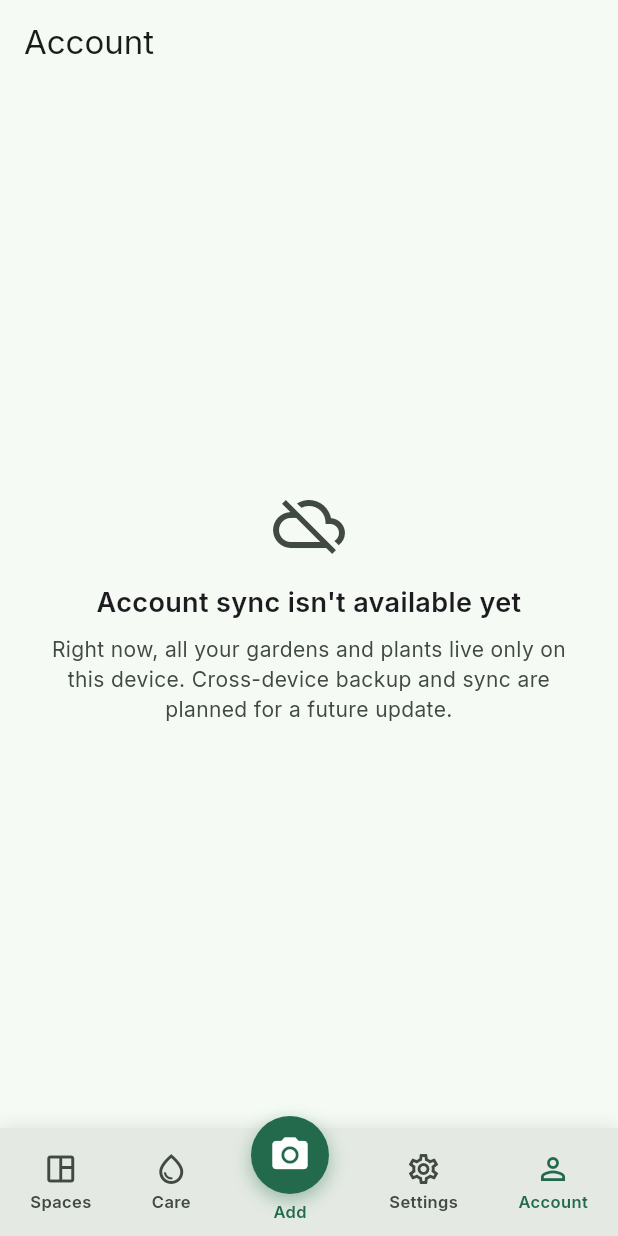
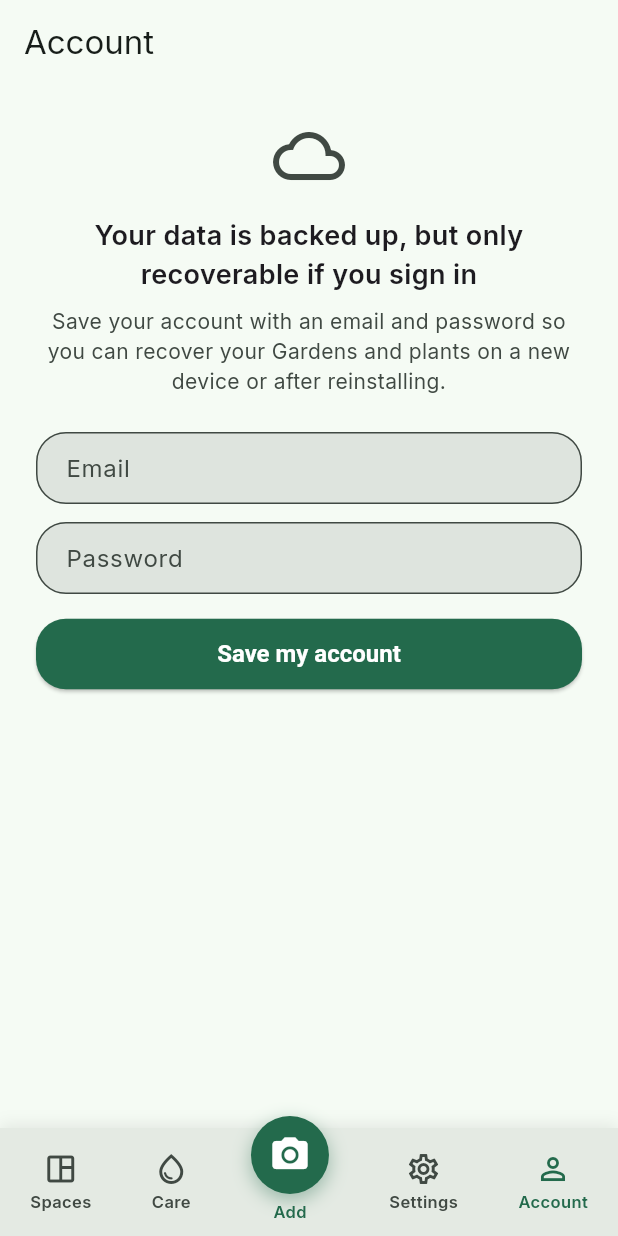
Before and after one commit to AT-Phillips/planty-palace, a Flutter app: the screen it shows after launch, item 5 of the bottom bar chosen, on a phone screen of 412 x 824 dp. Run offline on Flutter 3.47's test engine with Material 3 defaults, Android fonts, the phone set to English and light mode, and no system bars; our stand-ins replace firebase_auth, firebase_core, flutter_local_notifications, google_fonts, image_picker, shared_preferences and 3 more; accounts and stored records are empty; network calls fail.

Commit message:
Add Firebase Auth: anonymous-first accounts
- lib/services/auth_service.dart: every install signs in anonymously
  on launch automatically (no signup friction); an optional
  upgradeToEmailAccount() links that same anonymous UID to an
  email/password so data is recoverable on a new device later.
- AccountScreen rebuilt: shows anonymous status + "Save my account"
  form, or the signed-in email + Sign Out once upgraded. Real Firebase
  data sync (so sign-in on a new device actually restores Gardens/
  plants) is a separate, larger next phase - this just gets accounts
  themselves working.
- Firebase init is skipped on Windows/Linux (main.dart) - FlutterFire
  doesn't support desktop, and the bundled Firebase C++ SDK for Windows
  also fails to link against this machine's MSVC toolset (unresolved
  __std_*_trivial symbols, a known prebuilt-library/toolset mismatch).
  Windows can no longer run this app for local dev verification now
  that Firebase is a dependency - verification moves to the real
  Codemagic/TestFlight pipeline for anything touching Firebase.
- Made the Care Info field in Add/Edit Plant editable (a small,
  unrelated fix queued up before the Firebase work began) - users can
  now type their own care notes regardless of what Perenual returns.
- Fixed a stale widget test still expecting "My Gardens" instead of
  "My Spaces" from the earlier rename, caught while verifying this
  phase.

Co-Authored-By: Claude Sonnet 5 <noreply@anthropic.com>

```diff
--- a/lib/screens/account_screen.dart
+++ b/lib/screens/account_screen.dart
@@ -1,12 +1,50 @@
 import 'package:flutter/material.dart';
 
-/// Honest placeholder — no login/account backend exists yet. Everything
-/// currently lives only on this device.
-class AccountScreen extends StatelessWidget {
+import '../services/auth_service.dart';
+
+class AccountScreen extends StatefulWidget {
   const AccountScreen({super.key});
 
   @override
+  State<AccountScreen> createState() => _AccountScreenState();
+}
+
+class _AccountScreenState extends State<AccountScreen> {
+  final _emailController = TextEditingController();
+  final _passwordController = TextEditingController();
+  bool _isSubmitting = false;
+  String? _error;
+
+  Future<void> _upgrade() async {
+    setState(() {
+      _isSubmitting = true;
+      _error = null;
+    });
+    try {
+      await AuthService.instance.upgradeToEmailAccount(
+        _emailController.text.trim(),
+        _passwordController.text,
+      );
+      if (!mounted) return;
+      setState(() {});
+    } catch (e) {
+      setState(() => _error = e.toString());
+    } finally {
+      if (mounted) setState(() => _isSubmitting = false);
+    }
+  }
+
+  Future<void> _signOut() async {
+    await AuthService.instance.signOut();
+    if (!mounted) return;
+    setState(() {});
+  }
+
+  @override
   Widget build(BuildContext context) {
+    final scheme = Theme.of(context).colorScheme;
+
+    if (!AuthService.instance.isAvailable) {
       return Scaffold(
         appBar: AppBar(title: const Text('Account')),
         body: Padding(
@@ -15,23 +53,12 @@ class AccountScreen extends StatelessWidget {
             child: Column(
               mainAxisSize: MainAxisSize.min,
               children: [
-              Icon(
-                Icons.cloud_off,
-                size: 48,
-                color: Theme.of(context).colorScheme.onSurfaceVariant,
-              ),
+                Icon(Icons.cloud_off, size: 48, color: scheme.onSurfaceVariant),
                 const SizedBox(height: 16),
                 const Text(
-                'Account sync isn\'t available yet',
+                  'Account features aren\'t available on this platform',
                   style: TextStyle(fontWeight: FontWeight.w600, fontSize: 18),
                   textAlign: TextAlign.center,
-              ),
-              const SizedBox(height: 8),
-              Text(
-                'Right now, all your gardens and plants live only on this device. '
-                'Cross-device backup and sync are planned for a future update.',
-                textAlign: TextAlign.center,
-                style: TextStyle(color: Theme.of(context).colorScheme.onSurfaceVariant),
                 ),
               ],
             ),
@@ -39,4 +66,79 @@ class AccountScreen extends StatelessWidget {
         ),
       );
     }
+
+    final isAnonymous = AuthService.instance.isAnonymous;
+
+    return Scaffold(
+      appBar: AppBar(title: const Text('Account')),
+      body: ListView(
+        padding: const EdgeInsets.all(24),
+        children: [
+          if (!isAnonymous) ...[
+            Icon(Icons.account_circle, size: 48, color: scheme.primary),
+            const SizedBox(height: 16),
+            Text(
+              AuthService.instance.email ?? '',
+              textAlign: TextAlign.center,
+              style: const TextStyle(fontWeight: FontWeight.w600, fontSize: 18),
+            ),
+            const SizedBox(height: 8),
+            Text(
+              'Your Gardens and plants are tied to this account.',
+              textAlign: TextAlign.center,
+              style: TextStyle(color: scheme.onSurfaceVariant),
+            ),
+            const SizedBox(height: 24),
+            OutlinedButton.icon(
+              onPressed: _signOut,
+              icon: const Icon(Icons.logout),
+              label: const Text('Sign Out'),
+            ),
+          ] else ...[
+            Icon(Icons.cloud_queue, size: 48, color: scheme.onSurfaceVariant),
+            const SizedBox(height: 16),
+            const Text(
+              'Your data is backed up, but only recoverable if you sign in',
+              style: TextStyle(fontWeight: FontWeight.w600, fontSize: 18),
+              textAlign: TextAlign.center,
+            ),
+            const SizedBox(height: 8),
+            Text(
+              'Save your account with an email and password so you can recover '
+              'your Gardens and plants on a new device or after reinstalling.',
+              textAlign: TextAlign.center,
+              style: TextStyle(color: scheme.onSurfaceVariant),
+            ),
+            const SizedBox(height: 24),
+            TextField(
+              controller: _emailController,
+              keyboardType: TextInputType.emailAddress,
+              decoration: const InputDecoration(labelText: 'Email'),
+            ),
+            const SizedBox(height: 12),
+            TextField(
+              controller: _passwordController,
+              obscureText: true,
+              decoration: const InputDecoration(labelText: 'Password'),
+            ),
+            if (_error != null) ...[
+              const SizedBox(height: 12),
+              Text(_error!, style: TextStyle(color: scheme.error)),
+            ],
+            const SizedBox(height: 16),
+            ElevatedButton(
+              onPressed: _isSubmitting ? null : _upgrade,
+              child: _isSubmitting
+                  ? const SizedBox(
+                      width: 20,
+                      height: 20,
+                      child: CircularProgressIndicator.adaptive(strokeWidth: 2),
+                    )
+                  : const Text('Save my account'),
+            ),
+          ],
+        ],
+      ),
+    );
   }
+}
--- /dev/null
+++ b/lib/services/auth_service.dart
@@ -0,0 +1,54 @@
+import 'package:firebase_auth/firebase_auth.dart';
+import 'package:firebase_core/firebase_core.dart';
+
+/// Wraps Firebase Auth with an anonymous-first model: every install signs in
+/// anonymously automatically (no signup friction), and can later "upgrade"
+/// that same account to an email/password so its data is recoverable on
+/// another device. Not available on platforms Firebase isn't configured for
+/// (Windows/Linux desktop, used for local dev) — callers should check
+/// [isAvailable] before relying on auth state.
+class AuthService {
+  AuthService._();
+  static final AuthService instance = AuthService._();
+
+  bool get isAvailable => Firebase.apps.isNotEmpty;
+
+  User? get currentUser => isAvailable ? FirebaseAuth.instance.currentUser : null;
+
+  bool get isAnonymous => currentUser?.isAnonymous ?? true;
+
+  String? get email => currentUser?.email;
+
+  /// Signs in anonymously if no user is currently signed in. Call once on
+  /// app start. No-ops on platforms where Firebase isn't configured.
+  Future<void> ensureSignedIn() async {
+    if (!isAvailable) return;
+    if (FirebaseAuth.instance.currentUser == null) {
+      await FirebaseAuth.instance.signInAnonymously();
+    }
+  }
+
+  /// Links the current anonymous account to an email/password credential,
+  /// preserving the same user ID (and therefore, once data sync is wired up,
+  /// the same data) rather than creating a separate account.
+  Future<void> upgradeToEmailAccount(String email, String password) async {
+    final user = FirebaseAuth.instance.currentUser;
+    if (user == null) throw Exception('No signed-in user to upgrade.');
+    final credential = EmailAuthProvider.credential(email: email, password: password);
+    await user.linkWithCredential(credential);
+  }
+
+  /// Signs into an existing email/password account, e.g. on a new device
+  /// where a previous "Save my account" upgrade was done elsewhere.
+  Future<void> signInExisting(String email, String password) async {
+    await FirebaseAuth.instance.signInWithEmailAndPassword(
+      email: email,
+      password: password,
+    );
+  }
+
+  Future<void> signOut() async {
+    await FirebaseAuth.instance.signOut();
+    await ensureSignedIn();
+  }
+}
--- a/pubspec.yaml
+++ b/pubspec.yaml
@@ -16,7 +16,7 @@ publish_to: 'none' # Remove this line if you wish to publish to pub.dev
 # https://developer.apple.com/library/archive/documentation/General/Reference/InfoPlistKeyReference/Articles/CoreFoundationKeys.html
 # In Windows, build-name is used as the major, minor, and patch parts
 # of the product and file versions while build-number is used as the build suffix.
-version: 1.0.0+4
+version: 1.0.0+5
 
 environment:
   sdk: ^3.7.2
@@ -32,6 +32,8 @@ dependencies:
     sdk: flutter
   cupertino_icons: ^1.0.8
   google_fonts: ^6.2.1
+  firebase_core: ^3.8.0
+  firebase_auth: ^5.3.3
   sqflite: ^2.3.2
   sqflite_common_ffi: ^2.3.0
   path_provider: ^2.1.2
```
Also changed, not shown: lib/main.dart (+10 -0 lines), lib/screens/add_edit_plant_screen.dart (+41 -18 lines), .claude/settings.json (added), firebase.json (added), lib/firebase_options.dart (added), pubspec.lock, 9 other files. Lines whose indentation alone changed are shown as unchanged.
